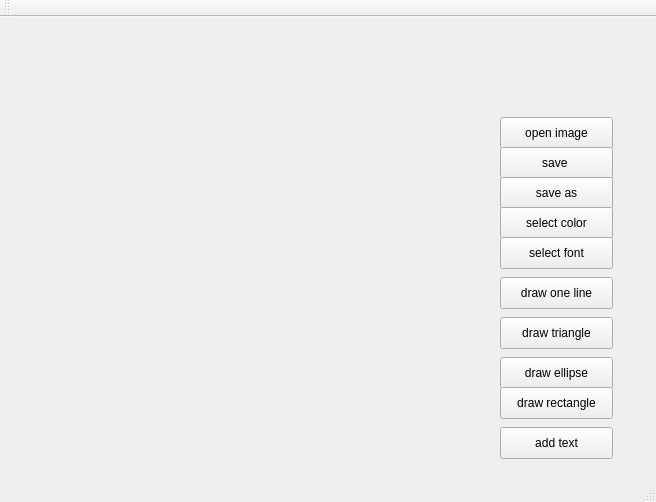
Old version of the form mainwindow.ui in the repository LuxxxLucy/emopic03.
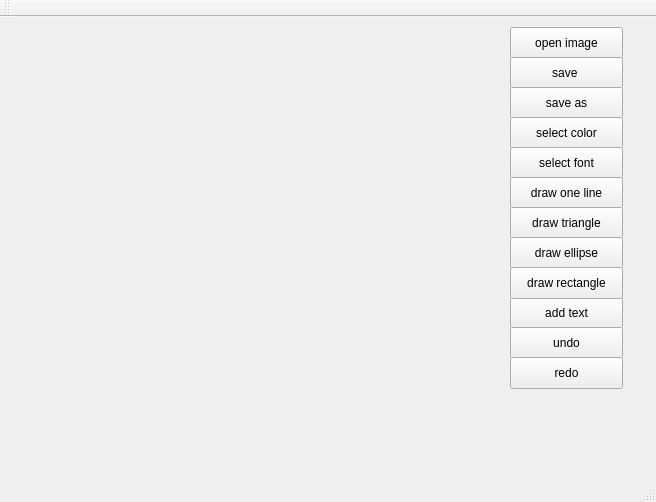
New version of the form.

What changed in the file:
```diff
--- a/mainwindow.ui
+++ b/mainwindow.ui
@@ -20,8 +20,8 @@
    <widget class="QPushButton" name="open_image_dialog">
     <property name="geometry">
      <rect>
-      <x>500</x>
-      <y>100</y>
+      <x>510</x>
+      <y>10</y>
       <width>113</width>
       <height>32</height>
      </rect>
@@ -33,8 +33,8 @@
    <widget class="QPushButton" name="save">
     <property name="geometry">
      <rect>
-      <x>500</x>
-      <y>130</y>
+      <x>510</x>
+      <y>40</y>
       <width>113</width>
       <height>32</height>
      </rect>
@@ -46,8 +46,8 @@
    <widget class="QPushButton" name="save_a_new">
     <property name="geometry">
      <rect>
-      <x>500</x>
-      <y>160</y>
+      <x>510</x>
+      <y>70</y>
       <width>113</width>
       <height>32</height>
      </rect>
@@ -59,8 +59,8 @@
    <widget class="QPushButton" name="color_select">
     <property name="geometry">
      <rect>
-      <x>500</x>
-      <y>190</y>
+      <x>510</x>
+      <y>100</y>
       <width>113</width>
       <height>32</height>
      </rect>
@@ -72,8 +72,8 @@
    <widget class="QPushButton" name="font_select">
     <property name="geometry">
      <rect>
-      <x>500</x>
-      <y>220</y>
+      <x>510</x>
+      <y>130</y>
       <width>113</width>
       <height>32</height>
      </rect>
@@ -85,8 +85,8 @@
    <widget class="QPushButton" name="draw_line_button">
     <property name="geometry">
      <rect>
-      <x>500</x>
-      <y>260</y>
+      <x>510</x>
+      <y>160</y>
       <width>113</width>
       <height>32</height>
      </rect>
@@ -98,8 +98,8 @@
    <widget class="QPushButton" name="addtextbutton">
     <property name="geometry">
      <rect>
-      <x>500</x>
-      <y>410</y>
+      <x>510</x>
+      <y>280</y>
       <width>113</width>
       <height>32</height>
      </rect>
@@ -114,8 +114,8 @@
     </property>
     <property name="geometry">
      <rect>
-      <x>500</x>
-      <y>300</y>
+      <x>510</x>
+      <y>190</y>
       <width>113</width>
       <height>32</height>
      </rect>
@@ -130,8 +130,8 @@
    <widget class="QPushButton" name="draw_ellipse_button">
     <property name="geometry">
      <rect>
-      <x>500</x>
-      <y>340</y>
+      <x>510</x>
+      <y>220</y>
       <width>113</width>
       <height>32</height>
      </rect>
@@ -143,8 +143,8 @@
    <widget class="QPushButton" name="draw_rectangle_button">
     <property name="geometry">
      <rect>
-      <x>500</x>
-      <y>370</y>
+      <x>510</x>
+      <y>250</y>
       <width>113</width>
       <height>32</height>
      </rect>
@@ -153,6 +153,32 @@
      <string>draw rectangle</string>
     </property>
    </widget>
+   <widget class="QPushButton" name="undo_button">
+    <property name="geometry">
+     <rect>
+      <x>510</x>
+      <y>310</y>
+      <width>113</width>
+      <height>32</height>
+     </rect>
+    </property>
+    <property name="text">
+     <string>undo</string>
+    </property>
+   </widget>
+   <widget class="QPushButton" name="redo_button">
+    <property name="geometry">
+     <rect>
+      <x>510</x>
+      <y>340</y>
+      <width>113</width>
+      <height>32</height>
+     </rect>
+    </property>
+    <property name="text">
+     <string>redo</string>
+    </property>
+   </widget>
   </widget>
   <widget class="QMenuBar" name="menuBar">
    <property name="geometry">
```
Left out of the diff: 32 changed lines with no effect on the pictures.
